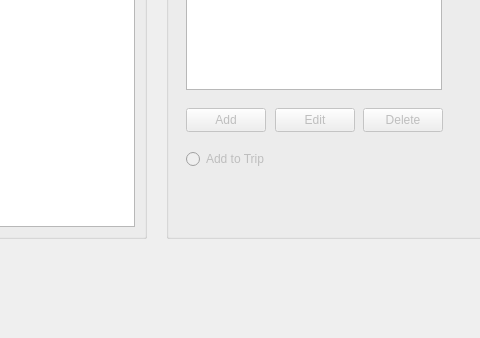
Qt form forms/mainwindow.ui (DimitriChrysafis/CollegeDistanceProject) before a commit; both pictures show x 114 to 594 and y 262 to 600 of the 800 by 600 pixel window.
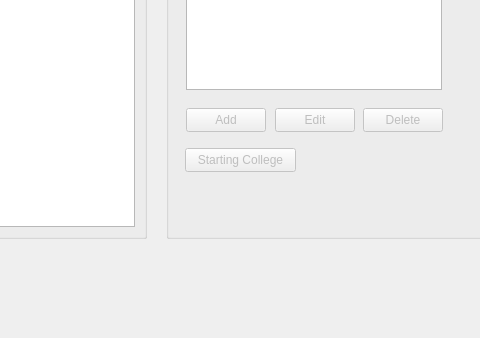
The same form after that commit.

Commit message: Finishished add trip UI buttons

The edit to the form file:
```diff
--- a/forms/mainwindow.ui
+++ b/forms/mainwindow.ui
@@ -46,6 +46,9 @@
     </layout>
    </widget>
    <widget class="QGroupBox" name="box_collegeInfo">
+    <property name="enabled">
+     <bool>true</bool>
+    </property>
     <property name="geometry">
      <rect>
       <x>280</x>
@@ -170,6 +173,22 @@
       <string>Add to Trip</string>
      </property>
     </widget>
+    <widget class="QPushButton" name="button_startingCollege">
+     <property name="enabled">
+      <bool>false</bool>
+     </property>
+     <property name="geometry">
+      <rect>
+       <x>19</x>
+       <y>390</y>
+       <width>111</width>
+       <height>24</height>
+      </rect>
+     </property>
+     <property name="text">
+      <string>Starting College</string>
+     </property>
+    </widget>
    </widget>
    <widget class="QLabel" name="label_tripColleges">
     <property name="geometry">
```
The commit also changes 5 other files.
